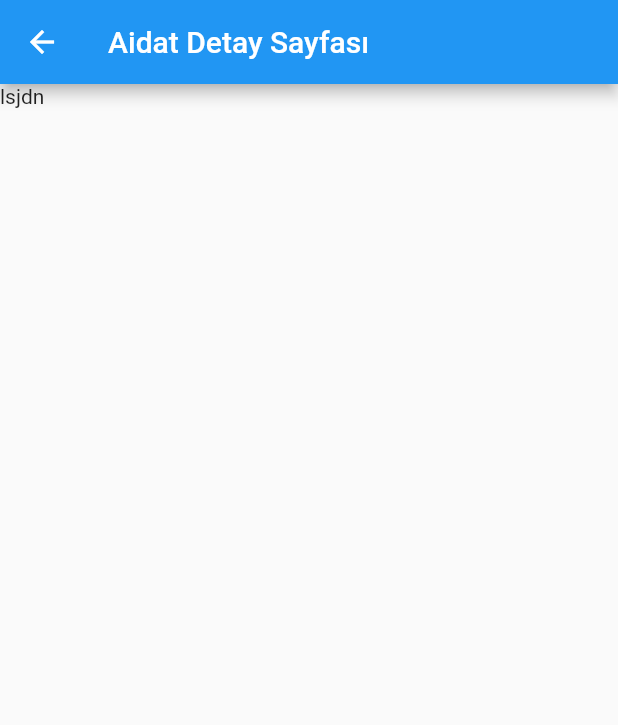
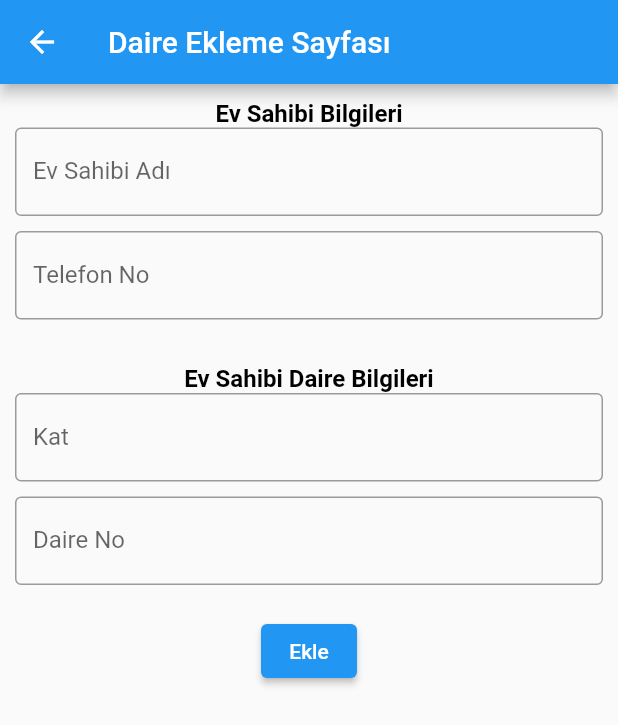
Before and after one commit to recepkucukekiz/apt, a Flutter app: the DaireEkle screen opened directly, on a phone screen of 412 x 824 dp. Shown: the top 725 px of the screen. Run offline on Flutter 3.47's test engine with Material 2 defaults, Android fonts, the light colour scheme and no system bars; network calls fail.

Commit message:
daireEkle

```diff
--- a/lib/pages/daireEkle.dart
+++ b/lib/pages/daireEkle.dart
@@ -6,12 +6,75 @@ class DaireEkle extends StatelessWidget {
   @override
   Widget build(BuildContext context) {
     // TODO: implement build
-  return Scaffold(
-    appBar: AppBar(
-      title: Text("Aidat Detay Sayfası"),
-    ),
-    body: Text("lsjdn"),
-  );
+    return Scaffold(
+      appBar: AppBar(
+        title: Text("Daire Ekleme Sayfası"),
+      ),
+      body: SingleChildScrollView(
+        padding: const EdgeInsets.all(10),
+        child: Column(
+          children: [
+            Container(
+                child: Text(
+              'Ev Sahibi Bilgileri',
+              maxLines: 20,
+              style: TextStyle(
+                  fontSize: 16.0,
+                  fontWeight: FontWeight.bold,
+                  color: Colors.black),
+            )),
+            TextField(
+              decoration: const InputDecoration(
+                border: OutlineInputBorder(),
+                labelText: 'Ev Sahibi Adı',
+              ),
+            ),
+            SizedBox(
+              height: 10,
+            ),
+            TextField(
+              decoration: const InputDecoration(
+                border: OutlineInputBorder(),
+                labelText: 'Telefon No',
+              ),
+            ),
+            SizedBox(
+              height: 30,
+            ),
+            Container(
+                child: Text(
+              'Ev Sahibi Daire Bilgileri',
+              maxLines: 20,
+              style: TextStyle(
+                  fontSize: 16.0,
+                  fontWeight: FontWeight.bold,
+                  color: Colors.black),
+            )),
+            TextField(
+              decoration: const InputDecoration(
+                border: OutlineInputBorder(),
+                labelText: 'Kat',
+              ),
+            ),
+            SizedBox(
+              height: 10,
+            ),
+            TextField(
+              decoration: const InputDecoration(
+                border: OutlineInputBorder(),
+                labelText: 'Daire No',
+              ),
+            ),
+            SizedBox(
+              height: 20,
+            ),
+            ElevatedButton(
+              onPressed: () {},
+              child: const Text('Ekle'),
+            ),
+          ],
+        ),
+      ),
+    );
   }
-
 }
```
